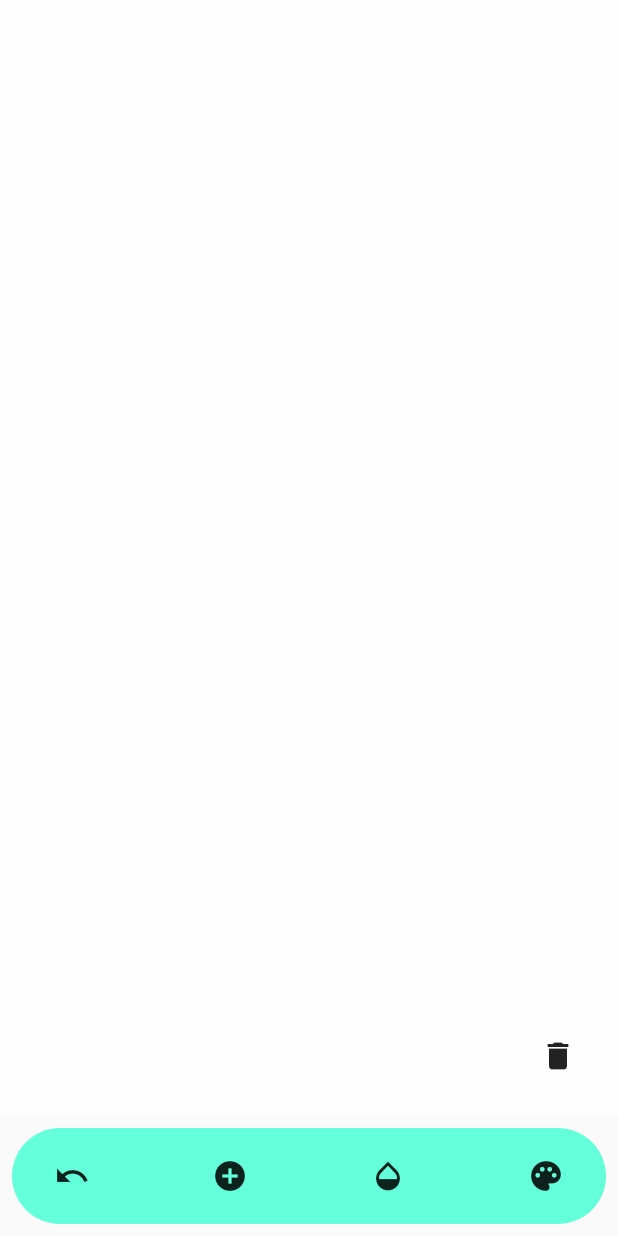
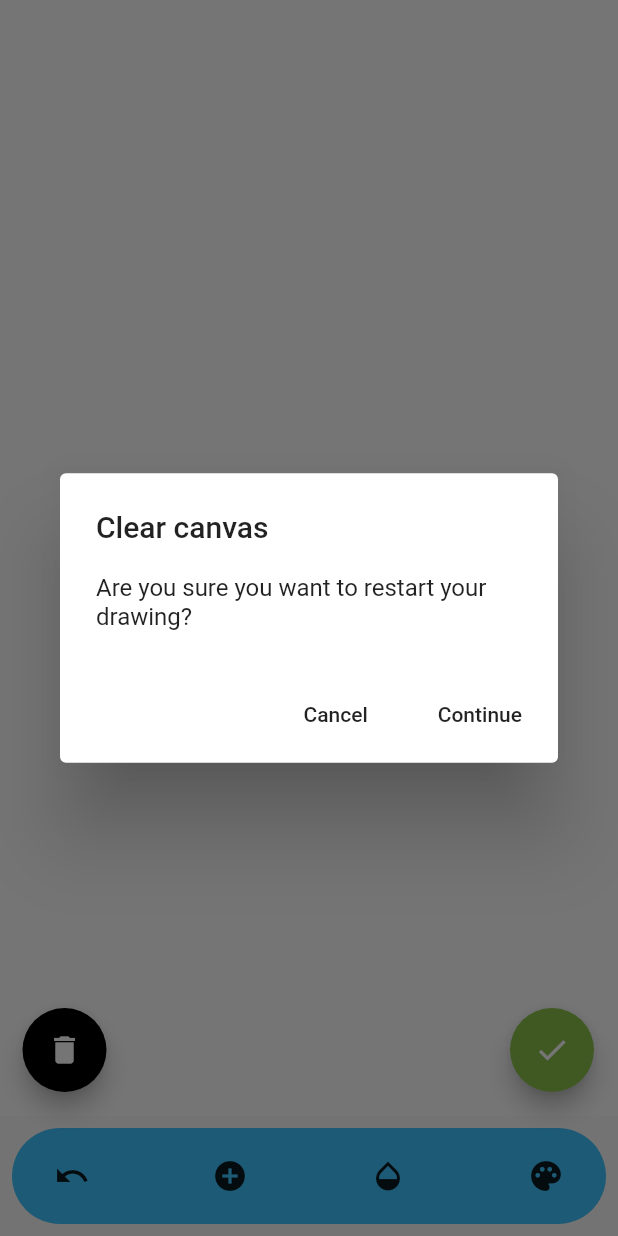
Before and after one commit to tamarindd/brokencanvas, a Flutter app: the screen it shows after launch, after a tap on the "delete" icon, on a phone screen of 412 x 824 dp. Run offline on Flutter 3.47's test engine with Material 2 defaults, Android fonts, the phone set to English and light mode, and no system bars.

Commit message:
confirmation dialogs

```diff
--- a/lib/canvas.dart
+++ b/lib/canvas.dart
@@ -6,6 +6,7 @@ class DrawApp extends StatelessWidget {
   @override
   Widget build(BuildContext context) {
     return MaterialApp(
+      title: 'Drawid',
       debugShowCheckedModeBanner: false,
       home: Draw(),
     );
@@ -19,8 +20,9 @@ class Draw extends StatefulWidget {
 
 class _DrawState extends State<Draw> {
   GestureDetector touch;
+  final recorder = new PictureRecorder();
   CustomPaint canvas;
-  Painter painter = new Painter();
+  final painter = Painter();
   Color strokeColour = Colors.black;
   Map<StrokePropertyType, StrokeProperty> sliderProperties;
   StrokePropertyType selectedMode = StrokePropertyType.Width;
@@ -38,13 +40,13 @@ class _DrawState extends State<Draw> {
       ..value = 1.0
       ..max = 1.0;
 
-    sliderProperties = new Map();
+    sliderProperties = Map();
     sliderProperties[StrokePropertyType.Opacity] = opacity;
     sliderProperties[StrokePropertyType.Width] = width;
   }
 
   void panStart(DragStartDetails details) {
-    Paint strokePaint = new Paint();
+    Paint strokePaint = Paint();
     strokePaint.style = PaintingStyle.stroke;
     strokePaint.color = strokeColour
         .withOpacity(sliderProperties[StrokePropertyType.Opacity].value);
@@ -61,6 +63,25 @@ class _DrawState extends State<Draw> {
     painter.endStroke();
   }
 
+  void clearCanvas() {
+    getConfirmation(context, "Clear canvas",
+            "Are you sure you want to restart your drawing?")
+        .then((result) {
+      if (result != null && result) {
+        painter.clear();
+      }
+    });
+  }
+
+  void submitDrawing() {
+    getConfirmation(context, "Submit", "Are you sure you're done drawing?")
+        .then((result) async {
+      final picture = recorder.endRecording();
+      final img = await picture.toImage(
+          canvas.size.height.floor(), canvas.size.width.floor());
+    });
+  }
+
   bool showBottomList = false;
   List<Color> colors = [
     Colors.amber,
@@ -72,32 +93,47 @@ class _DrawState extends State<Draw> {
   ];
   @override
   Widget build(BuildContext context) {
-    touch = new GestureDetector(
-      onPanStart: panStart,
-      onPanUpdate: panUpdate,
-      onPanEnd: panEnd,
-    );
+    touch = GestureDetector(
+        onPanStart: panStart, onPanUpdate: panUpdate, onPanEnd: panEnd);
 
-    canvas = new CustomPaint(
+    canvas = CustomPaint(
       painter: painter,
       child: touch,
     );
 
     return Scaffold(
-      floatingActionButton: IconButton(
-          icon: Icon(Icons.delete),
-          onPressed: () {
-            setState(() {
-              painter.clear();
-            });
-          }),
+      floatingActionButton: Stack(children: <Widget>[
+        Padding(
+          padding: EdgeInsets.only(left: 31),
+          child: Align(
+            alignment: Alignment.bottomLeft,
+            child: FloatingActionButton(
+              backgroundColor: Colors.black,
+              onPressed: () {
+                clearCanvas();
+              },
+              child: Icon(Icons.delete),
+            ),
+          ),
+        ),
+        Align(
+          alignment: Alignment.bottomRight,
+          child: FloatingActionButton(
+            backgroundColor: Colors.lightGreen,
+            onPressed: () {
+              submitDrawing();
+            },
+            child: Icon(Icons.check),
+          ),
+        ),
+      ]),
       bottomNavigationBar: Padding(
         padding: const EdgeInsets.all(8.0),
         child: Container(
             padding: const EdgeInsets.only(left: 8.0, right: 8.0),
             decoration: BoxDecoration(
                 borderRadius: BorderRadius.circular(50.0),
-                color: Colors.tealAccent),
+                color: Colors.lightBlueAccent),
             child: Padding(
               padding: const EdgeInsets.all(8.0),
               child: Column(
@@ -169,6 +205,39 @@ class _DrawState extends State<Draw> {
     );
   }
 
+  Future<bool> getConfirmation(
+      BuildContext context, String title, String content) async {
+    Widget cancelButton = FlatButton(
+      child: Text("Cancel"),
+      onPressed: () {
+        Navigator.pop(context, false);
+      },
+    );
+    Widget continueButton = FlatButton(
+      child: Text("Continue"),
+      onPressed: () {
+        Navigator.pop(context, true);
+      },
+    );
+
+    AlertDialog alert = AlertDialog(
+      title: Text(title),
+      content: Text(content),
+      actions: [
+        cancelButton,
+        continueButton,
+      ],
+    );
+
+    // show the dialog, return true or false
+    return await showDialog(
+      context: context,
+      builder: (BuildContext context) {
+        return alert;
+      },
+    );
+  }
+
   getColorList() {
     List<Widget> listWidget = List();
     for (Color color in colors) {
@@ -197,7 +266,7 @@ class _DrawState extends State<Draw> {
 }
 
 class Painter extends ChangeNotifier implements CustomPainter {
-  final strokes = new List<DrawingPoints>();
+  final _strokes = List<DrawingPoints>();
 
   Painter();
 
@@ -207,12 +276,12 @@ class Painter extends ChangeNotifier implements CustomPainter {
     DrawingPoints points = DrawingPoints()
       ..paint = strokePaint
       ..points = [position];
-    strokes.add(points);
+    _strokes.add(points);
     notifyListeners();
   }
 
   void appendStroke(Offset position) {
-    var stroke = strokes.last;
+    var stroke = _strokes.last;
     stroke.points.add(position);
     notifyListeners();
   }
@@ -224,15 +293,16 @@ class Painter extends ChangeNotifier implements CustomPainter {
   @override
   void paint(Canvas canvas, Size size) {
     var rect = Offset.zero & size;
-    Paint fillPaint = new Paint();
-    fillPaint.color = Colors.white70;
-    fillPaint.style = PaintingStyle.fill;
-    canvas.drawRect(rect, fillPaint);
+    Paint background = Paint()
+      ..color = Colors.white70
+      ..style = PaintingStyle.fill;
+    canvas.drawRect(rect, background);
 
-    for (var stroke in strokes) {
-      Path strokePath = new Path();
+    for (var stroke in _strokes) {
+      Path strokePath = Path();
       strokePath.addPolygon(stroke.points, false);
       canvas.drawPath(strokePath, stroke.paint);
+      canvas.clipRect(rect);
     }
   }
 
@@ -250,11 +320,13 @@ class Painter extends ChangeNotifier implements CustomPainter {
   }
 
   void clear() {
-    strokes.clear();
+    _strokes.clear();
+    notifyListeners();
   }
 
   void undo() {
-    strokes.removeLast();
+    _strokes.removeLast();
+    notifyListeners();
   }
 }
 
```
Also changed, not shown: pubspec.lock.
